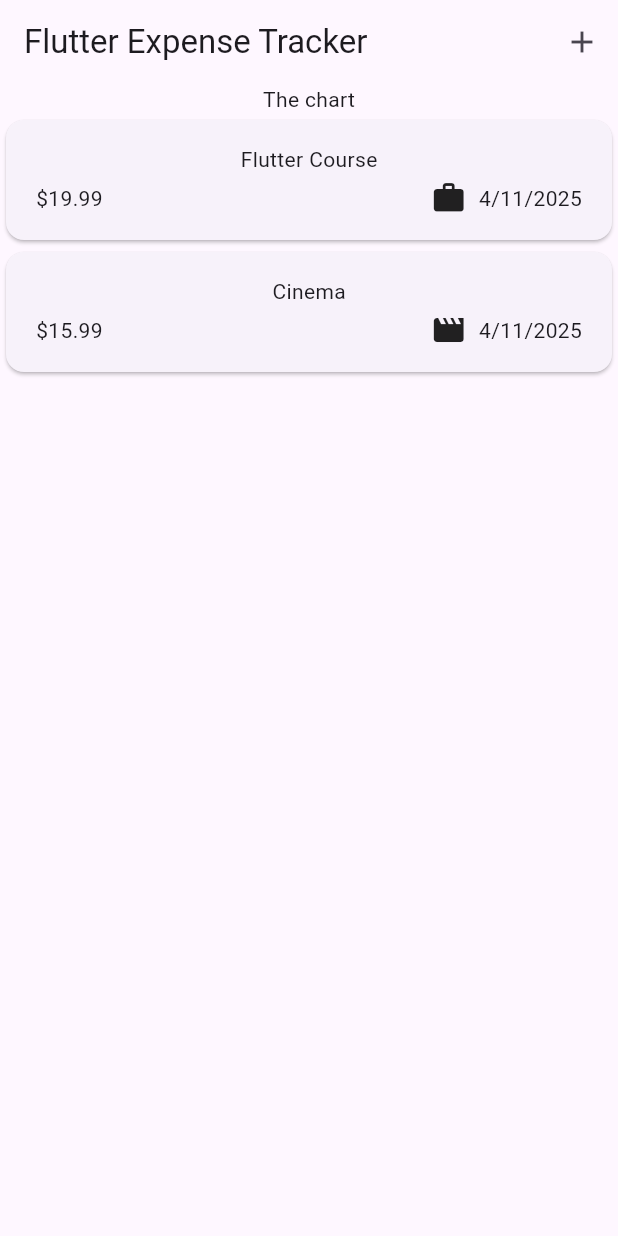
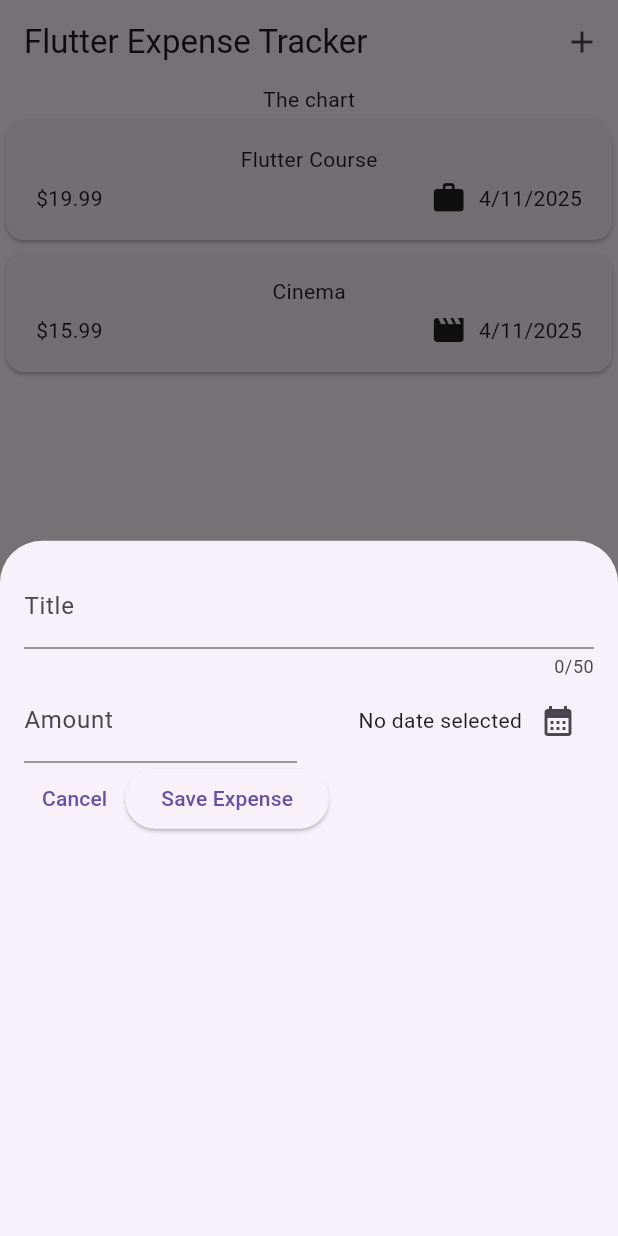
Before and after one commit to saadrawasia/expense_tracker, a Flutter app: the screen it shows after launch, after a tap on the "add" icon, on a phone screen of 412 x 824 dp. Run offline on Flutter 3.47's test engine with Material 3 defaults, Android fonts, the phone set to English and light mode, and no system bars.

Commit message:
Partial implementation for add expense feature

```diff
--- a/lib/widgets/expenses.dart
+++ b/lib/widgets/expenses.dart
@@ -1,5 +1,6 @@
 import 'package:expense_tracker/widgets/expenses_list/expenses_list.dart';
 import 'package:expense_tracker/models/expense.dart';
+import 'package:expense_tracker/widgets/new_expense.dart';
 import 'package:flutter/material.dart';
 
 class Expenses extends StatefulWidget {
@@ -27,12 +28,24 @@ class _ExpensesState extends State<Expenses> {
     ),
   ];
 
+  void _openAddExpenseOverlay() {
+    showModalBottomSheet(
+      context: context,
+      builder: (ctx) => const NewExpense(),
+    );
+  }
+
   @override
   Widget build(BuildContext context) {
     return Scaffold(
       appBar: AppBar(
         title: const Text('Flutter Expense Tracker'),
-        actions: [IconButton(onPressed: () {}, icon: const Icon(Icons.add))],
+        actions: [
+          IconButton(
+            onPressed: _openAddExpenseOverlay,
+            icon: const Icon(Icons.add),
+          ),
+        ],
       ),
       body: Column(
         children: [
--- /dev/null
+++ b/lib/widgets/new_expense.dart
@@ -0,0 +1,105 @@
+import 'package:flutter/material.dart';
+import 'package:expense_tracker/models/expense.dart';
+
+class NewExpense extends StatefulWidget {
+  const NewExpense({super.key});
+
+  @override
+  State<NewExpense> createState() {
+    return _NewExpenseState();
+  }
+}
+
+class _NewExpenseState extends State<NewExpense> {
+  final _titleController = TextEditingController();
+  final _amountController = TextEditingController();
+  DateTime? _selectedDate;
+
+  void _presentDatePicker() async {
+    final now = DateTime.now();
+    final firstDate = DateTime(now.year - 1, now.month, now.day);
+    final lastDate = now;
+    final pickedDate = await showDatePicker(
+      context: context,
+      initialDate: now,
+      firstDate: firstDate,
+      lastDate: lastDate,
+    );
+
+    setState(() {
+      _selectedDate = pickedDate;
+    });
+  }
+
+  @override
+  void dispose() {
+    _titleController.dispose();
+    _amountController.dispose();
+    super.dispose();
+  }
+
+  @override
+  Widget build(BuildContext context) {
+    return Padding(
+      padding: const EdgeInsets.all(16),
+      child: Column(
+        children: [
+          TextField(
+            controller: _titleController,
+            maxLength: 50,
+            decoration: const InputDecoration(label: Text('Title')),
+          ),
+          Row(
+            children: [
+              Expanded(
+                child: TextField(
+                  controller: _amountController,
+                  decoration: const InputDecoration(
+                    label: Text('Amount'),
+                    prefixText: '\$ ',
+                  ),
+                  keyboardType: TextInputType.number,
+                ),
+              ),
+              const SizedBox(width: 16),
+              Expanded(
+                child: Row(
+                  mainAxisAlignment: MainAxisAlignment.end,
+                  crossAxisAlignment: CrossAxisAlignment.center,
+                  children: [
+                    Text(
+                      _selectedDate == null
+                          ? 'No date selected'
+                          : formatter.format(_selectedDate!),
+                    ),
+                    IconButton(
+                      onPressed: _presentDatePicker,
+                      icon: const Icon(Icons.calendar_month),
+                    ),
+                  ],
+                ),
+              ),
+            ],
+          ),
+          Row(
+            children: [
+              TextButton(
+                onPressed: () {
+                  Navigator.pop(context);
+                },
+                child: const Text('Cancel'),
+              ),
+              ElevatedButton(
+                onPressed: () {
+                  print(_titleController.text);
+                  print(_amountController.text);
+                },
+                child: const Text('Save Expense'),
+              ),
+            ],
+          ),
+        ],
+      ),
+    );
+  }
+}
```
